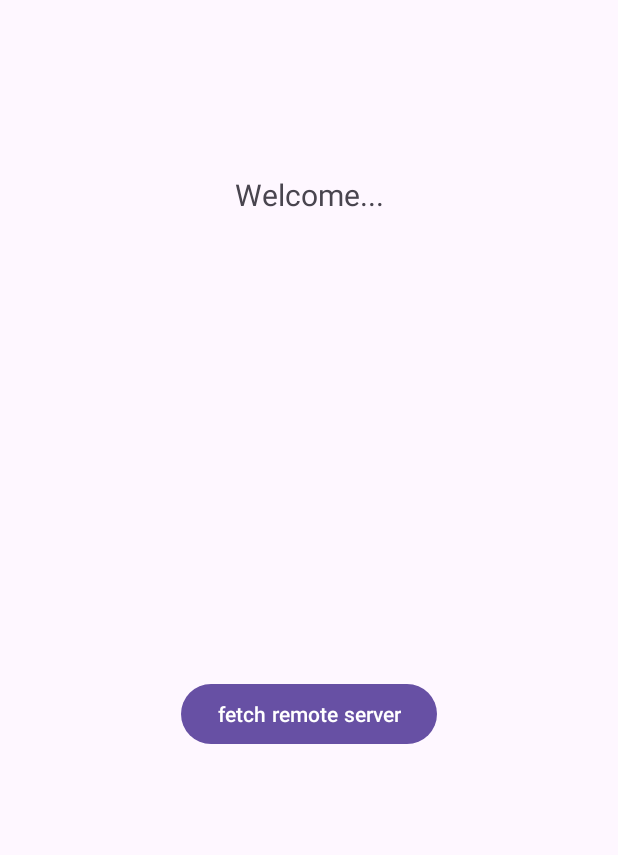
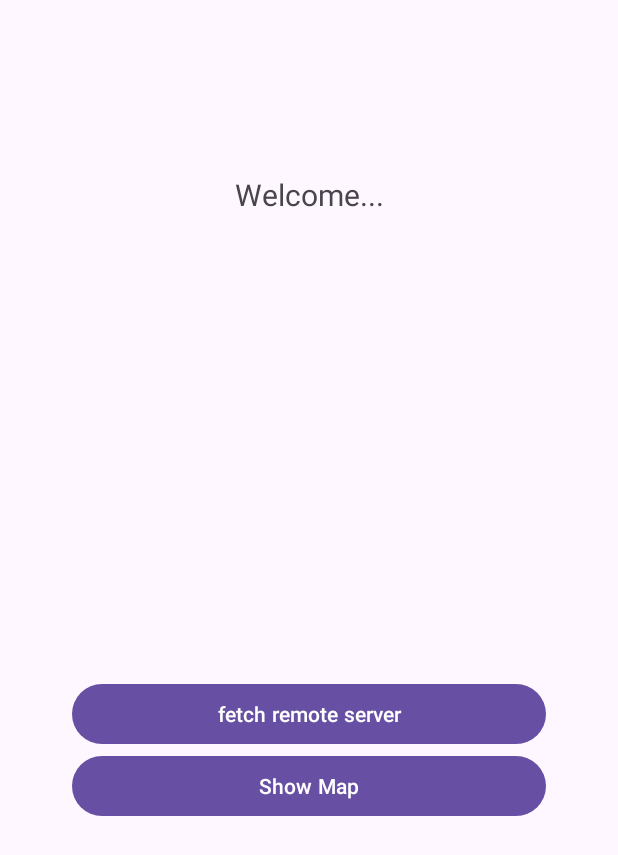
Before and after one commit to KhinSandar/DisasterInfoMM, an Android app: the screen it shows after launch (RemoteConfigActivity), on a phone screen of 412 x 824 dp. Shown: the top 855 px of the screen. Run offline under Robolectric (Android 15) with nearby library versions, the phone set to English and light mode, and no system bars; 7 statements that could not run were skipped.

```diff
--- /dev/null
+++ b/app/src/main/java/com/t1mm/disasterinfo/model/models/ShelterLocation.kt
@@ -0,0 +1,3 @@
+package com.t1mm.disasterinfo.model.models
+
+data class ShelterLocation(val name: String, val lat: Double, val lng: Double)
--- a/app/src/main/java/com/t1mm/disasterinfo/view/activities/RemoteConfigActivity.kt
+++ b/app/src/main/java/com/t1mm/disasterinfo/view/activities/RemoteConfigActivity.kt
@@ -1,6 +1,7 @@
 package com.t1mm.disasterinfo.view.activities
 
 import android.annotation.SuppressLint
+import android.content.Intent
 import android.os.Bundle
 import android.util.Log
 import android.widget.Button
@@ -25,8 +26,12 @@ class RemoteConfigActivity: AppCompatActivity() {
     override fun onCreate(savedInstanceState: Bundle?) {
         super.onCreate(savedInstanceState)
         enableEdgeToEdge()
+
+
         setContentView(R.layout.remote_config)
 
+
+        //RemoteConfig Setup
         findViewById<Button>(R.id.fetchButton).setOnClickListener { fetchWelcome()}
 
         remoteConfig = Firebase.remoteConfig
@@ -55,6 +60,12 @@ class RemoteConfigActivity: AppCompatActivity() {
         })
 
         fetchWelcome()
+
+        //Google Map Implementation
+        findViewById<Button>(R.id.show_map).setOnClickListener {
+            val intent = Intent(this, MapActivity::class.java)
+            startActivity(intent)
+        }
 
     }
 
--- a/app/src/main/res/layout/activity_main.xml
+++ b/app/src/main/res/layout/activity_main.xml
@@ -1,5 +1,6 @@
 <?xml version="1.0" encoding="utf-8"?>
-<androidx.constraintlayout.widget.ConstraintLayout xmlns:android="http://schemas.android.com/apk/res/android"
+<androidx.constraintlayout.widget.ConstraintLayout
+    xmlns:android="http://schemas.android.com/apk/res/android"
     xmlns:app="http://schemas.android.com/apk/res-auto"
     xmlns:tools="http://schemas.android.com/tools"
     android:id="@+id/main"
--- a/app/src/main/res/layout/remote_config.xml
+++ b/app/src/main/res/layout/remote_config.xml
@@ -22,12 +22,24 @@
 
     <Button
         android:id="@+id/fetchButton"
-        android:layout_width="wrap_content"
+        android:layout_width="match_parent"
         android:layout_height="wrap_content"
+        android:layout_marginStart="32dp"
+        android:layout_marginEnd="32dp"
         android:text="@string/remote_message"
         app:layout_constraintBottom_toBottomOf="parent"
         app:layout_constraintEnd_toEndOf="parent"
         app:layout_constraintStart_toStartOf="parent"
         app:layout_constraintTop_toBottomOf="@+id/welcomeTextView" />
+    <Button
+        android:id="@+id/show_map"
+        android:layout_width="match_parent"
+        android:layout_height="wrap_content"
+        android:layout_marginStart="32dp"
+        android:layout_marginEnd="32dp"
+        android:text="@string/show_map"
+        app:layout_constraintTop_toBottomOf="@+id/fetchButton"
+        app:layout_constraintStart_toStartOf="parent"
+        app:layout_constraintEnd_toEndOf="parent"/>
 
 </androidx.constraintlayout.widget.ConstraintLayout>
--- a/app/src/main/res/values/colors.xml
+++ b/app/src/main/res/values/colors.xml
@@ -5,4 +5,5 @@
     <color name="colorPrimary">#039BE5</color>
     <color name="colorPrimaryDark">#0288D1</color>
     <color name="colorAccent">#FFA000</color>
+    <color name="blue">#459FE7</color>
 </resources>
--- a/app/src/main/res/values/strings.xml
+++ b/app/src/main/res/values/strings.xml
@@ -1,4 +1,7 @@
 <resources>
     <string name="app_name">DisasterInfo</string>
     <string name="remote_message">fetch remote server</string>
+    <string name="show_map">Show Map</string>
+    <string name="zoom_in">+</string>
+    <string name="zoom_out">-</string>
 </resources>
--- a/build.gradle.kts
+++ b/build.gradle.kts
@@ -2,6 +2,7 @@
 plugins {
     alias(libs.plugins.android.application) apply false
     alias(libs.plugins.kotlin.android) apply false
+    id("com.google.android.libraries.mapsplatform.secrets-gradle-plugin") version "2.0.1" apply false
     id("com.google.gms.google-services") version "4.4.2" apply false
 }
 
--- a/gradle/libs.versions.toml
+++ b/gradle/libs.versions.toml
@@ -1,5 +1,5 @@
 [versions]
-agp = "8.7.0"
+agp = "8.8.1"
 firebaseBom = "33.9.0"
 kotlin = "2.1.0"
 coreKtx = "1.15.0"
```
Also changed, not shown: app/build.gradle.kts (+18 -2 lines), app/src/main/AndroidManifest.xml (+7 -2 lines), app/src/main/java/com/t1mm/disasterinfo/view/activities/MapActivity.kt (added, +112 -0 lines), app/src/main/res/layout/activity_map.xml (added, +43 -0 lines), app/src/main/res/drawable/shelter.png (added), gradle/wrapper/gradle-wrapper.properties, 1 other file.
